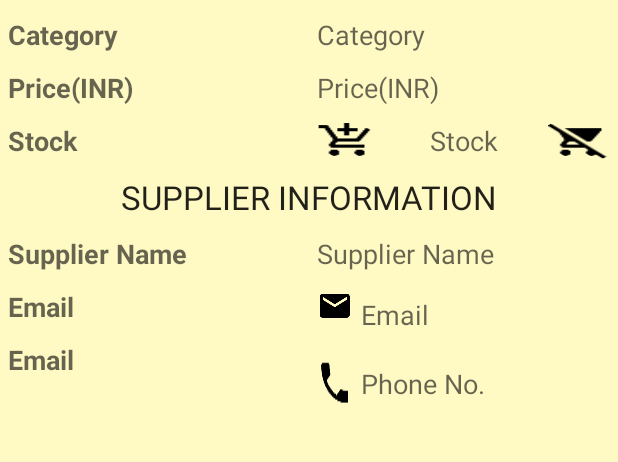
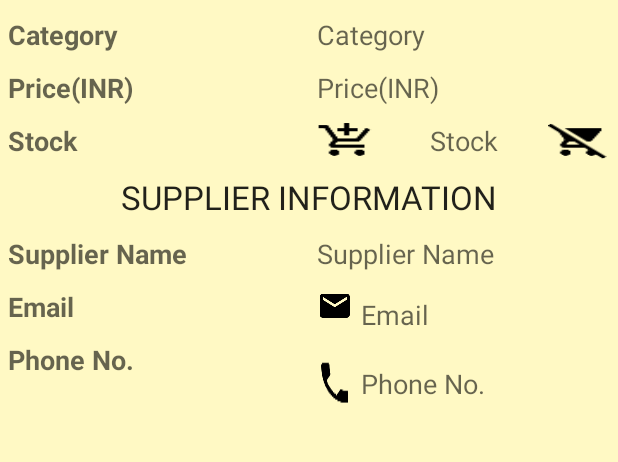
Before and after one commit to Apoorv1180/UdacityBasic, an Android app: the DetailsActivity screen opened directly, with no data from a screen before it, on a phone screen of 412 x 824 dp, the part 479-941 px from its top. Run offline under Robolectric (Android 15) with nearby library versions, the phone set to English and light mode, and no system bars.

Commit message:
Inventory App Final Submission- after requested changes

```diff
--- a/InventoryApp/app/src/main/java/com/example/android/inventoryapp/DetailsActivity.java
+++ b/InventoryApp/app/src/main/java/com/example/android/inventoryapp/DetailsActivity.java
@@ -169,8 +169,8 @@ public class DetailsActivity extends AppCompatActivity implements LoaderManager.
     private void emailSupplier() {
         String email = mInventorySupplierEmail.getText().toString();
         Intent intent = new Intent(Intent.ACTION_SEND);
-        intent.setType("*/*");
-        intent.putExtra(Intent.EXTRA_EMAIL, email);
+        intent.setType("text/plain");
+        intent.putExtra(Intent.EXTRA_EMAIL,new String[]{ email} );
         if (intent.resolveActivity(getPackageManager()) != null) {
             startActivity(intent);
         } else {
--- a/InventoryApp/app/src/main/java/com/example/android/inventoryapp/EditorActivity.java
+++ b/InventoryApp/app/src/main/java/com/example/android/inventoryapp/EditorActivity.java
@@ -54,7 +54,6 @@ public class EditorActivity extends AppCompatActivity implements LoaderManager.L
     String suppEmail;
     String suppPhone;
 
-
     private int mCategory = 0;
     private Uri mPickedImage;
     private static final int IMAGE_REQUEST_CODE = 108;
@@ -78,8 +77,10 @@ public class EditorActivity extends AppCompatActivity implements LoaderManager.L
         if (mCurrentProductUri == null) {
             setTitle(getString(R.string.add_inventory));
             invalidateOptionsMenu();
+
         } else {
             setTitle(getString(R.string.edit_inventory));
+
             //start loader to get data of lareasy existing product
             getLoaderManager().initLoader(1, null, this);
         }
@@ -206,16 +207,13 @@ public class EditorActivity extends AppCompatActivity implements LoaderManager.L
 
     @Override
     public void onLoaderReset(Loader<Cursor> loader) {
-
     }
 
     @Override
     public boolean onPrepareOptionsMenu(Menu menu) {
         super.onPrepareOptionsMenu(menu);
-        if (mCurrentProductUri == null) {
             MenuItem menuItem = menu.findItem(R.id.action_delete);
             menuItem.setVisible(false);
-        }
         return true;
     }
 
--- a/InventoryApp/app/src/main/res/layout/activity_details.xml
+++ b/InventoryApp/app/src/main/res/layout/activity_details.xml
@@ -193,7 +193,7 @@
                         android:layout_width="match_parent"
                         android:layout_height="match_parent"
                         android:layout_margin="5dp"
-                        android:text="@string/inventory_supplier_email"
+                        android:text="@string/inventory_supplier_phone"
                         android:textAppearance="@style/Base.TextAppearance.AppCompat.Medium"
                         android:textStyle="bold" />
                 </LinearLayout>
--- a/InventoryApp/app/src/main/res/menu/menu.xml
+++ b/InventoryApp/app/src/main/res/menu/menu.xml
@@ -4,8 +4,8 @@
     tools:context="com.example.android.inventoryapp.HomeActivity">
     <item
         android:id="@+id/action_delete_all"
-        android:icon="@drawable/ic_delete_sweep_black_24dp"
         android:orderInCategory="100"
         android:title="@string/action_delete_all"
-        app:showAsAction="always" />
+        android:icon="@drawable/ic_delete_sweep_black_24dp"
+        app:showAsAction="always"/>
 </menu>
```
Also changed, not shown: InventoryApp/app/src/main/res/menu/edit.xml (+7 -2 lines).
